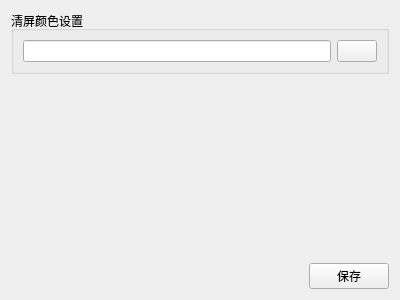
Before: the Qt Designer form gui/uicomponent/optionwidget_render.ui in Kpure1000/mxzygl_client, drawn with Qt 5.
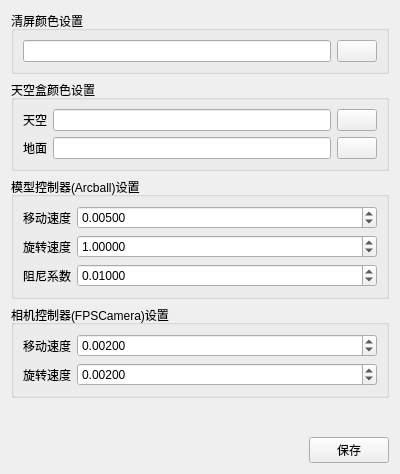
After: the same form once the commit is applied.

Diff of the .ui file:
```diff
--- a/gui/uicomponent/optionwidget_render.ui
+++ b/gui/uicomponent/optionwidget_render.ui
@@ -7,13 +7,13 @@
     <x>0</x>
     <y>0</y>
     <width>400</width>
-    <height>300</height>
+    <height>474</height>
    </rect>
   </property>
   <property name="windowTitle">
    <string>Form</string>
   </property>
-  <layout class="QVBoxLayout" name="verticalLayout" stretch="0,3,0">
+  <layout class="QVBoxLayout" name="verticalLayout" stretch="0,0,0,0,0,3,0">
    <item>
     <layout class="QHBoxLayout" name="horizontalLayout">
      <item>
@@ -37,6 +37,198 @@
      </item>
     </layout>
    </item>
+   <item>
+    <layout class="QHBoxLayout" name="horizontalLayout_4"/>
+   </item>
+   <item>
+    <widget class="QGroupBox" name="groupBox_2">
+     <property name="title">
+      <string>天空盒颜色设置</string>
+     </property>
+     <layout class="QVBoxLayout" name="verticalLayout_2">
+      <item>
+       <layout class="QHBoxLayout" name="horizontalLayout_5" stretch="0,0,0">
+        <item>
+         <widget class="QLabel" name="label">
+          <property name="text">
+           <string>天空</string>
+          </property>
+         </widget>
+        </item>
+        <item>
+         <widget class="QLineEdit" name="le_skyColor"/>
+        </item>
+        <item>
+         <widget class="QPushButton" name="bt_skyColor">
+          <property name="text">
+           <string/>
+          </property>
+         </widget>
+        </item>
+       </layout>
+      </item>
+      <item>
+       <layout class="QHBoxLayout" name="horizontalLayout_6" stretch="0,0,0">
+        <item>
+         <widget class="QLabel" name="label_2">
+          <property name="text">
+           <string>地面</string>
+          </property>
+         </widget>
+        </item>
+        <item>
+         <widget class="QLineEdit" name="le_groundColor"/>
+        </item>
+        <item>
+         <widget class="QPushButton" name="bt_groundColor">
+          <property name="text">
+           <string/>
+          </property>
+         </widget>
+        </item>
+       </layout>
+      </item>
+     </layout>
+    </widget>
+   </item>
+   <item>
+    <widget class="QGroupBox" name="groupBox_3">
+     <property name="title">
+      <string>模型控制器(Arcball)设置</string>
+     </property>
+     <layout class="QVBoxLayout" name="verticalLayout_3">
+      <item>
+       <layout class="QHBoxLayout" name="horizontalLayout_7" stretch="0,1">
+        <item>
+         <widget class="QLabel" name="label_3">
+          <property name="text">
+           <string>移动速度</string>
+          </property>
+         </widget>
+        </item>
+        <item>
+         <widget class="QDoubleSpinBox" name="spin_arc_moveSpeed">
+          <property name="decimals">
+           <number>5</number>
+          </property>
+          <property name="maximum">
+           <double>0.010000000000000</double>
+          </property>
+          <property name="value">
+           <double>0.005000000000000</double>
+          </property>
+         </widget>
+        </item>
+       </layout>
+      </item>
+      <item>
+       <layout class="QHBoxLayout" name="horizontalLayout_10" stretch="0,1">
+        <item>
+         <widget class="QLabel" name="label_5">
+          <property name="text">
+           <string>旋转速度</string>
+          </property>
+         </widget>
+        </item>
+        <item>
+         <widget class="QDoubleSpinBox" name="spin_arc_rotateSpeed">
+          <property name="decimals">
+           <number>5</number>
+          </property>
+          <property name="maximum">
+           <double>10.000000000000000</double>
+          </property>
+          <property name="value">
+           <double>1.000000000000000</double>
+          </property>
+         </widget>
+        </item>
+       </layout>
+      </item>
+      <item>
+       <layout class="QHBoxLayout" name="horizontalLayout_9" stretch="0,1">
+        <item>
+         <widget class="QLabel" name="label_4">
+          <property name="text">
+           <string>阻尼系数</string>
+          </property>
+         </widget>
+        </item>
+        <item>
+         <widget class="QDoubleSpinBox" name="spin_arc_drag">
+          <property name="decimals">
+           <number>5</number>
+          </property>
+          <property name="maximum">
+           <double>0.100000000000000</double>
+          </property>
+          <property name="value">
+           <double>0.010000000000000</double>
+          </property>
+         </widget>
+        </item>
+       </layout>
+      </item>
+     </layout>
+    </widget>
+   </item>
+   <item>
+    <widget class="QGroupBox" name="groupBox_4">
+     <property name="title">
+      <string>相机控制器(FPSCamera)设置</string>
+     </property>
+     <layout class="QVBoxLayout" name="verticalLayout_4">
+      <item>
+       <layout class="QHBoxLayout" name="horizontalLayout_11" stretch="0,1">
+        <item>
+         <widget class="QLabel" name="label_7">
+          <property name="text">
+           <string>移动速度</string>
+          </property>
+         </widget>
+        </item>
+        <item>
+         <widget class="QDoubleSpinBox" name="spin_fps_moveSpeed">
+          <property name="decimals">
+           <number>5</number>
+          </property>
+          <property name="maximum">
+           <double>0.010000000000000</double>
+          </property>
+          <property name="value">
+           <double>0.002000000000000</double>
+          </property>
+         </widget>
+        </item>
+       </layout>
+      </item>
+      <item>
+       <layout class="QHBoxLayout" name="horizontalLayout_8" stretch="0,1">
+        <item>
+         <widget class="QLabel" name="label_6">
+          <property name="text">
+           <string>旋转速度</string>
+          </property>
+         </widget>
+        </item>
+        <item>
+         <widget class="QDoubleSpinBox" name="spin_fps_rotateSpeed">
+          <property name="decimals">
+           <number>5</number>
+          </property>
+          <property name="maximum">
+           <double>0.010000000000000</double>
+          </property>
+          <property name="value">
+           <double>0.002000000000000</double>
+          </property>
+         </widget>
+        </item>
+       </layout>
+      </item>
+     </layout>
+    </widget>
+   </item>
    <item>
     <spacer name="verticalSpacer">
      <property name="orientation">
```
Left out of the diff: 8 changed lines with no effect on the pictures.
